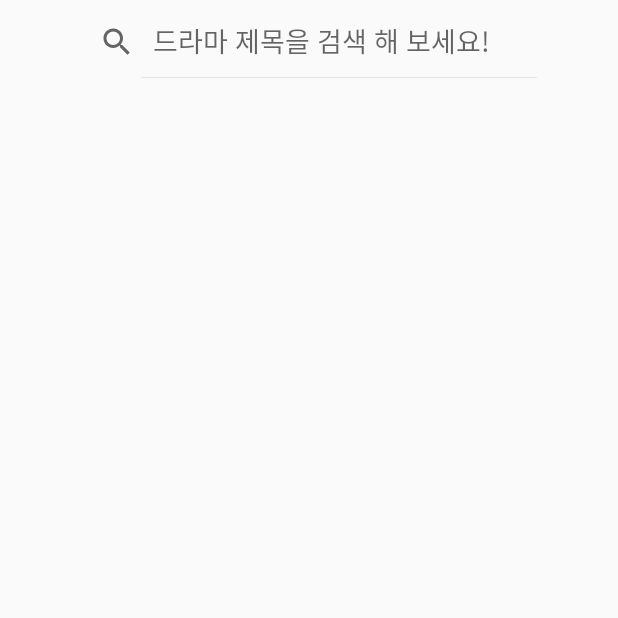
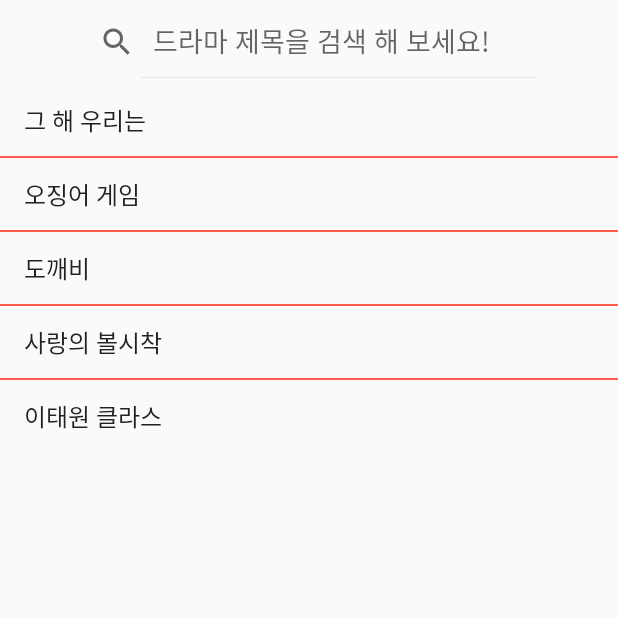
Before and after one commit to Mminy62/graduation, an Android app: the SearchActivity screen opened directly, with no data from a screen before it, on a phone screen of 412 x 824 dp, the top half of it. Run offline under Robolectric (Android 15) with nearby library versions, the phone set to English and light mode, and no system bars.

Commit message:
[feat] 리스트 뷰 추가
정보를 띄울 리스트 뷰 추가

```diff
--- a/app/src/main/java/com/example/proj_graduation/SearchActivity.java
+++ b/app/src/main/java/com/example/proj_graduation/SearchActivity.java
@@ -8,14 +8,21 @@ import android.os.Bundle;
 import android.provider.SearchRecentSuggestions;
 import android.util.Log;
 import android.view.View;
+import android.widget.ArrayAdapter;
 import android.widget.Button;
 import android.widget.ImageView;
+import android.widget.ListView;
+import android.widget.Toast;
 
 import androidx.appcompat.app.AppCompatActivity;
 import androidx.appcompat.widget.SearchView;
 
+import java.util.ArrayList;
+
 public class SearchActivity extends AppCompatActivity {
     public static com.example.proj_graduation.SearchActivity sa;
+    ArrayList<String> list;
+    ArrayAdapter<String> adapter;
 
     @Override
     protected void onCreate(Bundle savedInstanceState) {
@@ -24,13 +31,14 @@ public class SearchActivity extends AppCompatActivity {
 
         SearchManager searchManager = (SearchManager) getSystemService(Context.SEARCH_SERVICE);
         SearchView searchView = (SearchView) findViewById(R.id.search_view);
+        ListView listView = (ListView) findViewById(R.id.list_view);
+
         searchView.setSearchableInfo(searchManager.getSearchableInfo(getComponentName()));
         searchView.setOnQueryTextListener(new SearchView.OnQueryTextListener() {
             @Override
             public boolean onQueryTextSubmit(String query) {
 
                 // 검색 버튼 누를 때 호출
-                Log.i("ming", "query" + query);
                 return true;
             }
 
@@ -38,8 +46,6 @@ public class SearchActivity extends AppCompatActivity {
             public boolean onQueryTextChange(String newText) {
 
                 // 검색창에서 글자가 변경이 일어날 때마다 호출
-                Log.i("ming", "newText" + newText);
-
                 return true;
             }
         });
@@ -51,11 +57,26 @@ public class SearchActivity extends AppCompatActivity {
                     SuggestionProvider.AUTHORITRY, SuggestionProvider.MODE);
             suggestions.saveRecentQuery(query, null);
 
-//            doMySearch(query);
+            doMySearch(query);
+        }
+
+        list = new ArrayList<>();
+        list.add("그 해 우리는");
+        list.add("오징어 게임");
+        list.add("도깨비");
+        list.add("사랑의 볼시착");
+        list.add("이태원 클라스");
+
+        adapter = new ArrayAdapter<String>(this, android.R.layout.simple_list_item_1, list);
+        listView.setAdapter(adapter);
+    }
+
+    public void doMySearch(String query) {
+
+        if (list.contains(query)) {
+            adapter.getFilter().filter(query);
+        } else {
+            Toast.makeText(SearchActivity.this, "No Match", Toast.LENGTH_SHORT).show();
         }
     }
-
-    public void doMySearch(String str) {
-        Log.i("mingming", "doMySearch: " + str);
-    }
 }
--- a/app/src/main/res/layout/activity_search.xml
+++ b/app/src/main/res/layout/activity_search.xml
@@ -7,6 +7,7 @@
     tools:context=".MainActivity">
 
     <androidx.appcompat.widget.Toolbar
+        android:id="@+id/toolbar"
         android:layout_width="match_parent"
         android:layout_height="?attr/actionBarSize"
         app:contentInsetStart="0dp"
@@ -31,4 +32,13 @@
                 app:queryHint="@string/search_hint"/>
         </androidx.constraintlayout.widget.ConstraintLayout>
     </androidx.appcompat.widget.Toolbar>
+
+    <ListView
+        android:id="@+id/list_view"
+        android:layout_width="match_parent"
+        android:layout_height="wrap_content"
+        android:divider="@color/colorDefault"
+        android:dividerHeight="1.5dp"
+        app:layout_constraintTop_toBottomOf="@+id/toolbar" />
+
 </androidx.constraintlayout.widget.ConstraintLayout>
```
